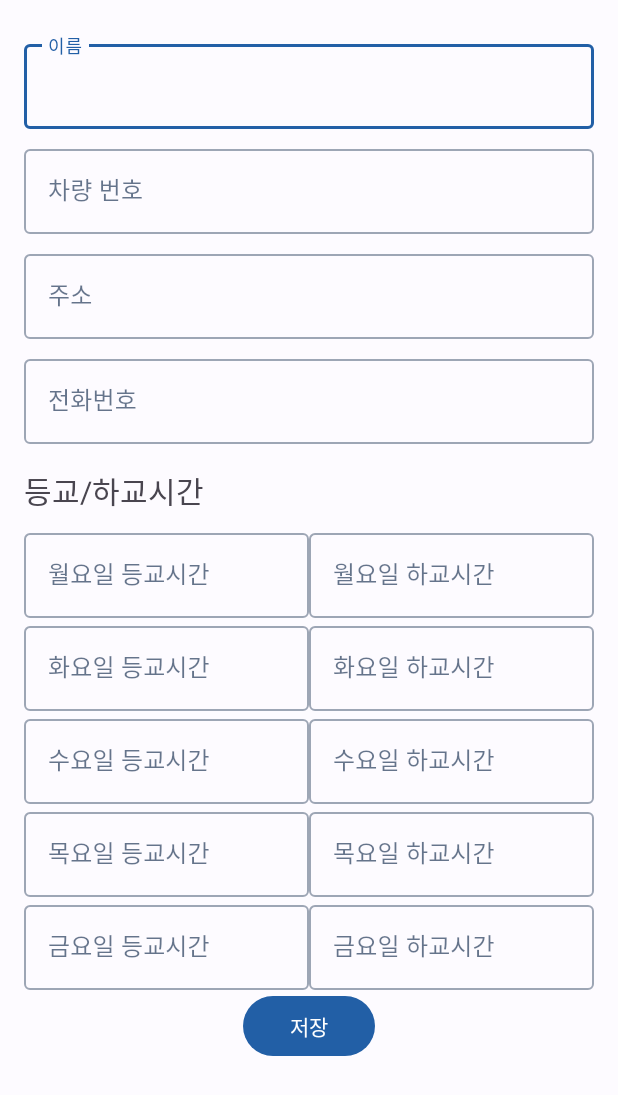
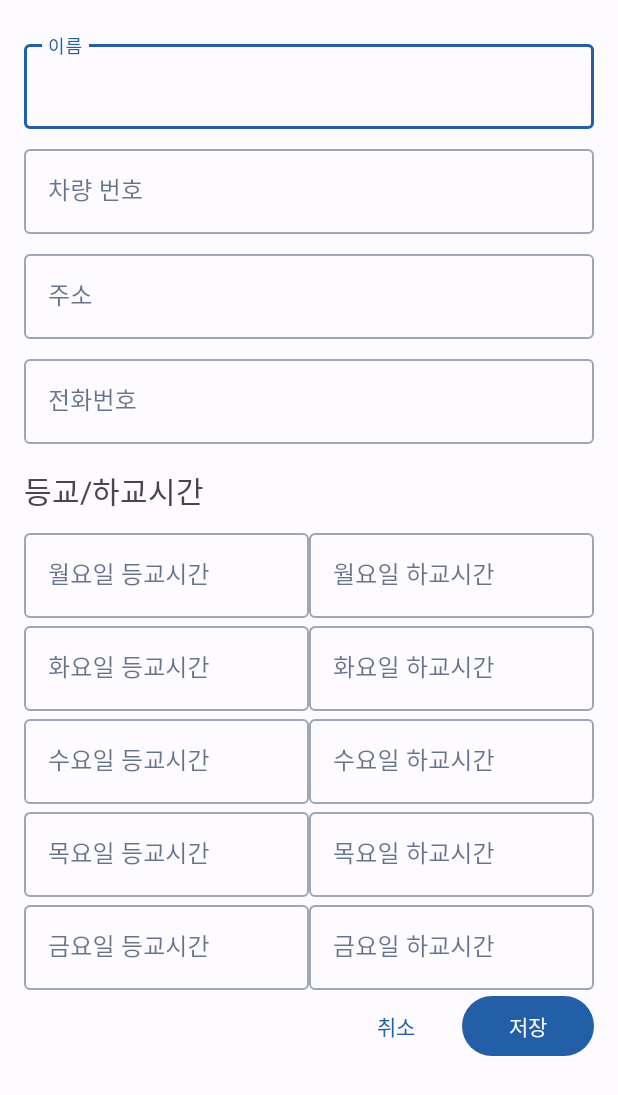
Before and after one commit to Starcandy320/Gachigachi, an Android app: the layout activity_car_reg.xml on its own in the app's theme, with its tools: preview values and no code run, on a phone screen of 412 x 824 dp. Shown: the top 1095 px of the screen. Run offline under Robolectric (Android 15) with nearby library versions, the phone set to English and light mode, and no system bars.

```diff
--- a/app/src/main/res/layout/activity_car_reg.xml
+++ b/app/src/main/res/layout/activity_car_reg.xml
@@ -6,6 +6,7 @@
     android:layout_height="match_parent"
     android:padding="16dp"
     tools:context=".MainActivity">
+
     <LinearLayout
         android:layout_width="match_parent"
         android:layout_height="match_parent"
@@ -14,6 +15,7 @@
 
         <com.google.android.material.textfield.TextInputLayout
             style="@style/Widget.MaterialComponents.TextInputLayout.OutlinedBox"
+            android:id="@+id/nameField"
             android:layout_width="match_parent"
             android:layout_height="wrap_content"
             android:layout_marginTop="8dp"
@@ -252,11 +254,24 @@
 
             </com.google.android.material.textfield.TextInputLayout>
         </LinearLayout>
-        <com.google.android.material.button.MaterialButton
-            android:id="@+id/submitButton"
-            android:layout_width="wrap_content"
-            android:layout_height="wrap_content"
-            android:layout_gravity="center"
-            android:text="저장" />
+        <RelativeLayout
+            android:layout_width="match_parent"
+            android:layout_height="wrap_content">
+            <com.google.android.material.button.MaterialButton
+                style="@style/Widget.Material3.Button.TextButton"
+                android:id="@+id/cancelButton"
+                android:layout_width="wrap_content"
+                android:layout_height="wrap_content"
+                android:text="취소"
+                android:layout_toLeftOf="@id/submitButton"
+                />
+            <com.google.android.material.button.MaterialButton
+                android:id="@+id/submitButton"
+                android:layout_width="wrap_content"
+                android:layout_height="wrap_content"
+                android:layout_alignParentRight="true"
+                android:text="저장" />
+        </RelativeLayout>
+
     </LinearLayout>
 </ScrollView>
```
Also changed, not shown: app/src/main/java/com/yc/ac/gachigachi/CarReg.java (+42 -2 lines).
